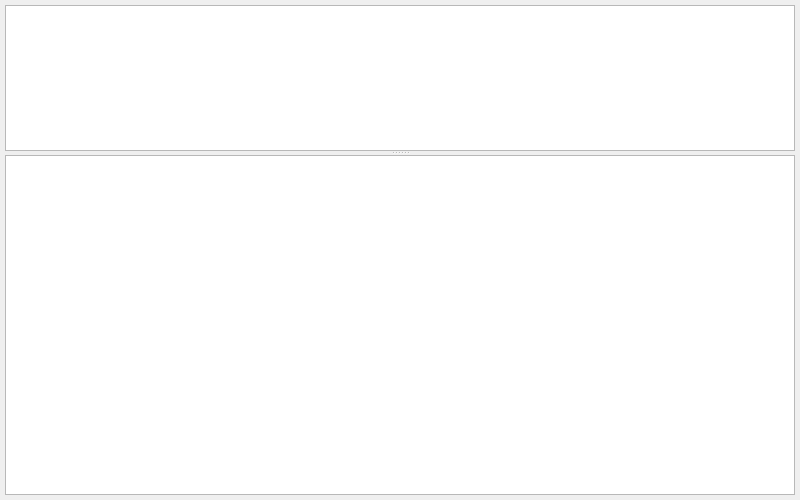
Old version of the form src/client/gui/chatlogdialog.ui in the repository schuay/sepm.
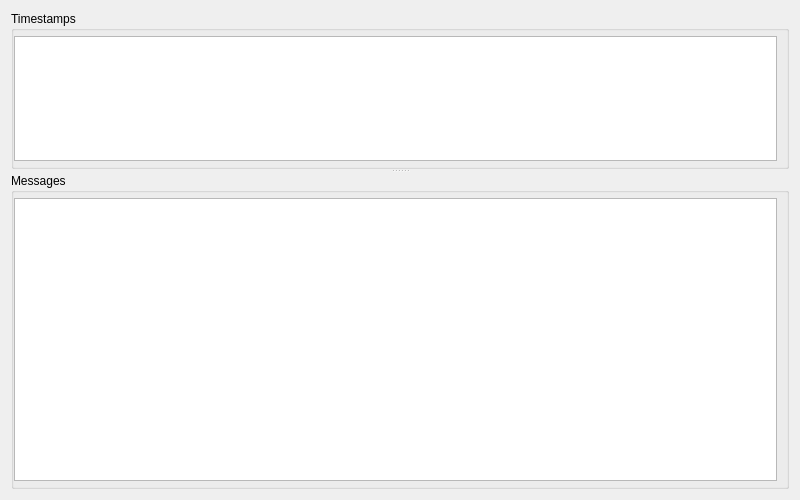
New version of the form.

Commit message: Made Groupboxes for Timestamps and Chatmessages

The edit to the form file:
```diff
--- a/src/client/gui/chatlogdialog.ui
+++ b/src/client/gui/chatlogdialog.ui
@@ -19,18 +19,36 @@
   <property name="windowTitle">
    <string>Dialog</string>
   </property>
-  <layout class="QVBoxLayout" name="verticalLayout">
-   <property name="spacing">
-    <number>5</number>
-   </property>
-   <property name="margin">
-    <number>5</number>
-   </property>
+  <layout class="QVBoxLayout" name="verticalLayout_3">
    <item>
     <widget class="QSplitter" name="splitter">
      <property name="orientation">
       <enum>Qt::Vertical</enum>
      </property>
+     <widget class="QGroupBox" name="groupBox">
+      <property name="sizePolicy">
+       <sizepolicy hsizetype="Preferred" vsizetype="Preferred">
+        <horstretch>0</horstretch>
+        <verstretch>3</verstretch>
+       </sizepolicy>
+      </property>
+      <property name="title">
+       <string>Timestamps</string>
+      </property>
+      <layout class="QVBoxLayout" name="verticalLayout">
+       <property name="leftMargin">
+        <number>0</number>
+       </property>
+       <property name="topMargin">
+        <number>5</number>
+       </property>
+       <property name="rightMargin">
+        <number>9</number>
+       </property>
+       <property name="bottomMargin">
+        <number>5</number>
+       </property>
+       <item>
      <widget class="QListView" name="lwChatTimestampList">
       <property name="sizePolicy">
        <sizepolicy hsizetype="Expanding" vsizetype="Expanding">
@@ -51,6 +69,33 @@
        <enum>QListView::Adjust</enum>
       </property>
      </widget>
+       </item>
+      </layout>
+     </widget>
+     <widget class="QGroupBox" name="groupBox_2">
+      <property name="sizePolicy">
+       <sizepolicy hsizetype="Preferred" vsizetype="Preferred">
+        <horstretch>0</horstretch>
+        <verstretch>6</verstretch>
+       </sizepolicy>
+      </property>
+      <property name="title">
+       <string>Messages</string>
+      </property>
+      <layout class="QVBoxLayout" name="verticalLayout_2">
+       <property name="leftMargin">
+        <number>0</number>
+       </property>
+       <property name="topMargin">
+        <number>5</number>
+       </property>
+       <property name="rightMargin">
+        <number>9</number>
+       </property>
+       <property name="bottomMargin">
+        <number>5</number>
+       </property>
+       <item>
      <widget class="QListWidget" name="lwChatContent">
       <property name="sizePolicy">
        <sizepolicy hsizetype="Expanding" vsizetype="Expanding">
@@ -67,6 +112,9 @@
       <property name="resizeMode">
        <enum>QListView::Adjust</enum>
       </property>
+        </widget>
+       </item>
+      </layout>
      </widget>
     </widget>
    </item>
```
Lines whose indentation alone changed are shown as unchanged.
